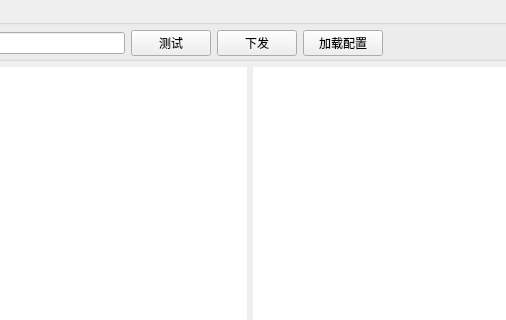
Old version of the form views/scan_settings.ui in the repository Shogpe/bmsTool; both pictures show x 211 to 717 and y 0 to 320 of the 912 by 460 pixel window.
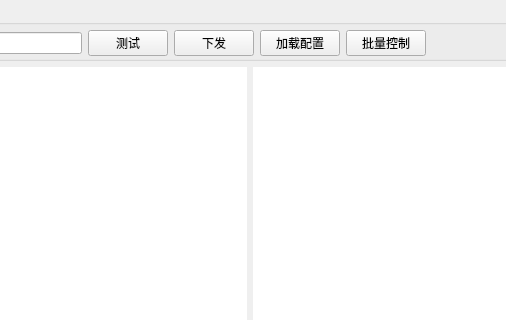
New version of the form.

Commit message: 新增适配点表;新增批量读取发送部分命令

Patch:
```diff
--- a/views/scan_settings.ui
+++ b/views/scan_settings.ui
@@ -118,6 +118,19 @@
         </property>
        </widget>
       </item>
+      <item>
+       <widget class="QPushButton" name="btnCtrl">
+        <property name="contextMenuPolicy">
+         <enum>Qt::DefaultContextMenu</enum>
+        </property>
+        <property name="text">
+         <string>批量控制</string>
+        </property>
+        <property name="flat">
+         <bool>false</bool>
+        </property>
+       </widget>
+      </item>
       <item>
        <spacer name="horizontalSpacer_3">
         <property name="orientation">
```
The commit also changes 19 other files.
